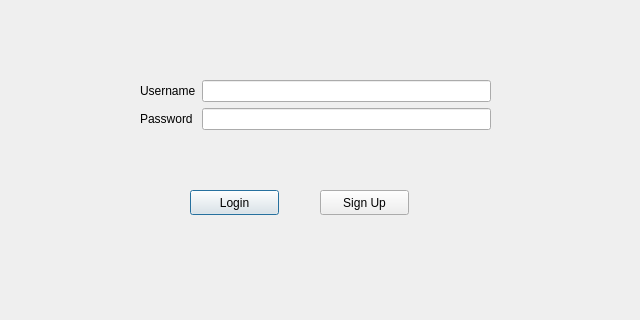
First picture: the form in authentication.ui, repository mmoallemi99/AP-Final-Project, before the edit; both pictures show x 0 to 640 and y 0 to 320 of the 640 by 480 pixel window.
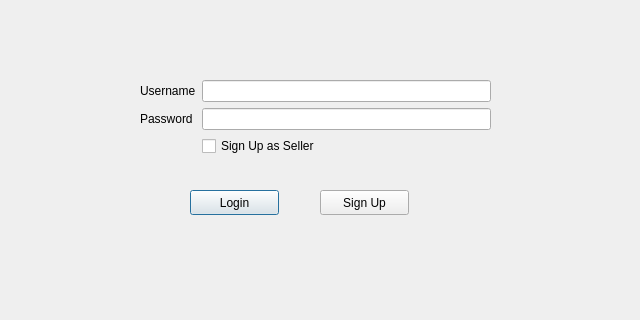
Second picture: the form after the edit.

What changed in the file:
```diff
--- a/authentication.ui
+++ b/authentication.ui
@@ -19,7 +19,7 @@
      <x>140</x>
      <y>80</y>
      <width>351</width>
-     <height>72</height>
+     <height>100</height>
     </rect>
    </property>
    <layout class="QFormLayout" name="login_form">
@@ -53,6 +53,13 @@
       </property>
      </widget>
     </item>
+    <item row="2" column="1">
+     <widget class="QCheckBox" name="seller_box">
+      <property name="text">
+       <string>Sign Up as Seller</string>
+      </property>
+     </widget>
+    </item>
    </layout>
   </widget>
   <widget class="QPushButton" name="login">
```
